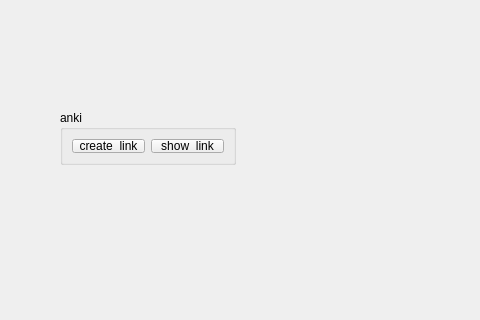
First picture: the form in tools_ui.ui, repository lvcee/tools, before the edit; both pictures show x 0 to 480 and y 0 to 320 of the 605 by 428 pixel window.
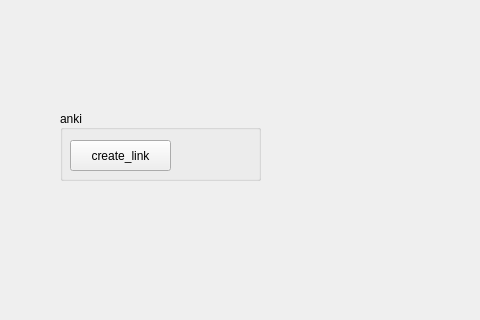
Second picture: the form after the edit.

Commit message: change the style and update anki

Diff of the .ui file:
```diff
--- a/tools_ui.ui
+++ b/tools_ui.ui
@@ -18,29 +18,35 @@
     <rect>
      <x>60</x>
      <y>110</y>
-     <width>176</width>
-     <height>55</height>
+     <width>201</width>
+     <height>71</height>
     </rect>
    </property>
    <property name="title">
     <string>anki</string>
    </property>
-   <layout class="QHBoxLayout" name="horizontalLayout">
-    <item>
+   <property name="alignment">
+    <set>Qt::AlignLeading|Qt::AlignLeft|Qt::AlignVCenter</set>
+   </property>
+   <property name="flat">
+    <bool>true</bool>
+   </property>
      <widget class="QPushButton" name="anki_create_link_btn">
+    <property name="geometry">
+     <rect>
+      <x>10</x>
+      <y>30</y>
+      <width>101</width>
+      <height>31</height>
+     </rect>
+    </property>
       <property name="text">
        <string>create_link</string>
       </property>
-     </widget>
-    </item>
-    <item>
-     <widget class="QPushButton" name="anki_show_link_btn">
-      <property name="text">
-       <string>show_link</string>
-      </property>
-     </widget>
-    </item>
-   </layout>
+    <property name="flat">
+     <bool>false</bool>
+    </property>
+   </widget>
   </widget>
  </widget>
  <resources/>
```
Lines whose indentation alone changed are shown as unchanged. The commit also changes 3 other files.
